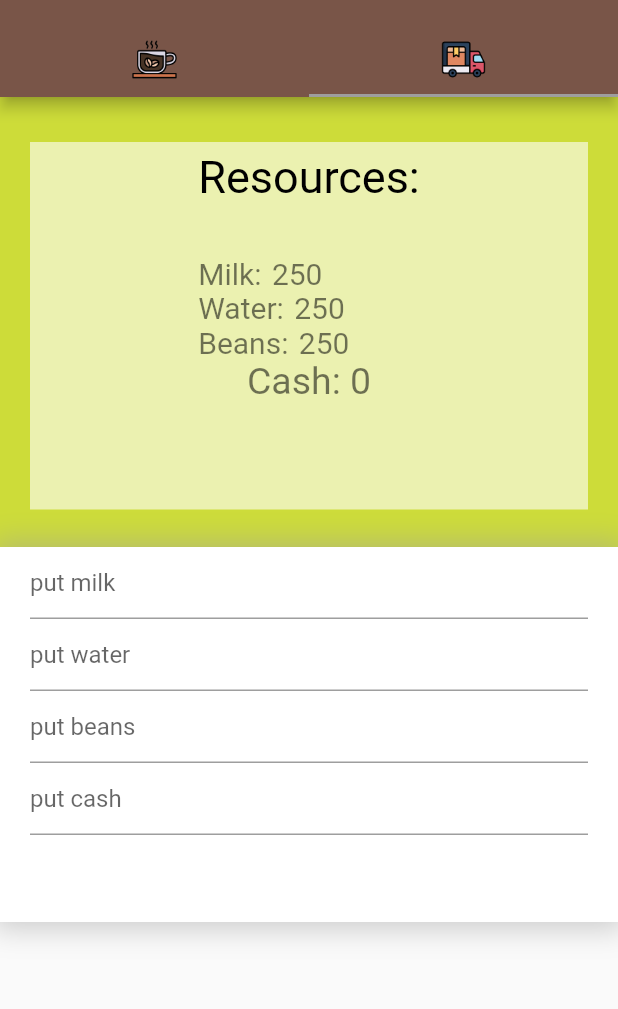
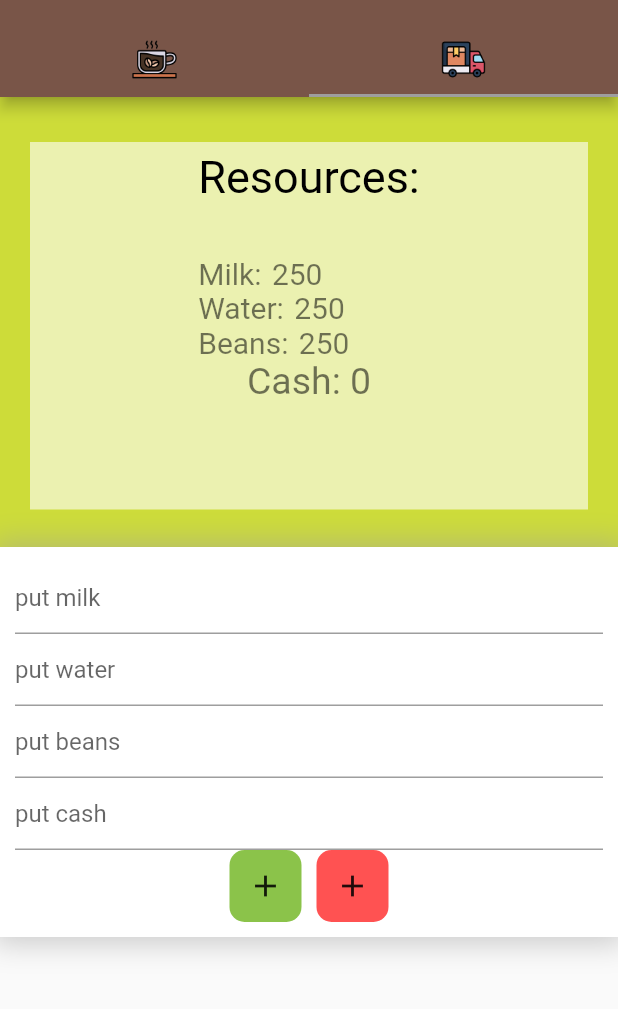
Before and after one commit to Animakkon/coffee_machine, a Flutter app: the screen it shows after launch, tab 2 chosen, on a phone screen of 412 x 824 dp, the part 59-1068 px from its top. Run offline on Flutter 3.47's test engine with Material 2 defaults, Android fonts, the phone set to English and light mode, and no system bars.

Commit message:
add: buttons

```diff
--- a/lib/pages/addResources.dart
+++ b/lib/pages/addResources.dart
@@ -1,5 +1,7 @@
 import 'package:coffee_machine/classes/Machine.dart';
+import 'package:flutter/cupertino.dart';
 import 'package:flutter/material.dart';
+import 'package:flutter/rendering.dart';
 
 class AddResources extends StatefulWidget {
   const AddResources({Key? key}) : super(key: key);
@@ -59,44 +61,62 @@ class _AddResource extends State<AddResources> {
                   ),
                   Text('Cash: ${machine.getResources().getCash()}',
                       style:
-                      const TextStyle(fontSize: 25, color: Colors.black54)
-                  ),
+                          const TextStyle(fontSize: 25, color: Colors.black54)),
                 ],
               ),
             ),
           ),
         ),
         Container(
-          height: 250,
+          alignment: Alignment.center,
+          padding: const EdgeInsets.symmetric(horizontal: 10, vertical: 10),
           width: double.infinity,
-          decoration: BoxDecoration(
-            color: Colors.white,
-            boxShadow: [
+          decoration: BoxDecoration(color: Colors.white, boxShadow: [
             BoxShadow(
               color: Colors.grey.withOpacity(0.5),
               spreadRadius: 5,
               blurRadius: 15,
               offset: Offset.zero,
             )
-            ]
-          ),
-          //todo: form controls
-            child: Container(
-              alignment: Alignment.center,
-              child: Row(
-                children: [
-                  // todo: сделать генерацию полей из массива?
-                  Flexible(
-                    flex: 2,
-                    child: Container(
-                      padding: const EdgeInsets.fromLTRB(20, 0, 20, 0),
+          ]),
           child: Column(
             children: <Widget>[
+              // todo: add changed image
+              // Row(
+              //   children: <Widget>[
+              //     if (_milk.currentState!.validate()) Image(
+              //       image: const AssetImage("assets/icons/milk-correct.png"),
+              //       width: 50.0,
+              //       height: 50.0,
+              //     ) else Image(
+              //       image: const AssetImage("assets/icons/milk.png"),
+              //       width: 50.0,
+              //       height: 50.0,
+              //     ),
+              //     Expanded(
+              //       child: TextFormField(
+              //         key: _milk,
+              //         controller: milkController,
+              //         decoration: const InputDecoration(hintText: 'put milk'),
+              //         validator: (String? value) {
+              //           if (value == null || value.isEmpty) {
+              //             return 'please enter milk';
+              //           }
+              //           try {
+              //             var milk = int.parse(value);
+              //           } catch (e) {
+              //             return 'you put strange resource!!!';
+              //           }
+              //           return null;
+              //         },
+              //       ),
+              //     ),
+              //   ],
+              // ),
               TextFormField(
                 key: _milk,
                 controller: milkController,
-                            decoration: const InputDecoration(
-                                hintText: 'put milk'),
+                decoration: const InputDecoration(hintText: 'put milk'),
                 validator: (String? value) {
                   if (value == null || value.isEmpty) {
                     return 'please enter milk';
@@ -112,8 +132,7 @@ class _AddResource extends State<AddResources> {
               TextFormField(
                 key: _water,
                 controller: waterController,
-                            decoration: const InputDecoration(
-                                hintText: 'put water'),
+                decoration: const InputDecoration(hintText: 'put water'),
                 validator: (String? value) {
                   if (value == null || value.isEmpty) {
                     return 'please enter water';
@@ -129,8 +148,7 @@ class _AddResource extends State<AddResources> {
               TextFormField(
                 key: _beans,
                 controller: beansController,
-                            decoration: const InputDecoration(
-                                hintText: 'put beans'),
+                decoration: const InputDecoration(hintText: 'put beans'),
                 validator: (String? value) {
                   if (value == null || value.isEmpty) {
                     return 'please enter beans';
@@ -146,8 +164,7 @@ class _AddResource extends State<AddResources> {
               TextFormField(
                 key: _cash,
                 controller: cashController,
-                            decoration: const InputDecoration(
-                                hintText: 'put cash'),
+                decoration: const InputDecoration(hintText: 'put cash'),
                 validator: (String? value) {
                   if (value == null || value.isEmpty) {
                     return 'please enter cash';
@@ -159,13 +176,35 @@ class _AddResource extends State<AddResources> {
                   }
                   return null;
                 },
-                          )
+              ),
+              Row(
+                mainAxisAlignment: MainAxisAlignment.center,
+                children: [
+                  Container(
+                    margin: const EdgeInsets.only(left: 5, right: 5),
+                    decoration: BoxDecoration(
+                        color: Colors.lightGreen,
+                        borderRadius: BorderRadius.circular(10)),
+                    child: IconButton(
+                        icon: const Icon(Icons.add),
+                        // todo: высвечивающаяся подсказка
+                        // todo: обавить метод добавления ресурсов
+                        onPressed: () => setState(() {})),
+                  ),
+                  Container(
+                    margin: const EdgeInsets.only(left: 5, right: 5),
+                    decoration: BoxDecoration(
+                        color: Colors.redAccent,
+                        borderRadius: BorderRadius.circular(10)),
+                    child: IconButton(
+                        icon: const Icon(Icons.add),
+                        // todo: высвечивающаяся подсказка
+                        // todo: обавить метод бнуления счета
+                        onPressed: () => setState(() {})),
+                  ),
                 ],
               ),
-                    ),
-                  )
             ],
-              ),
           ),
         ),
       ],
```
Lines whose indentation alone changed are shown as unchanged.
